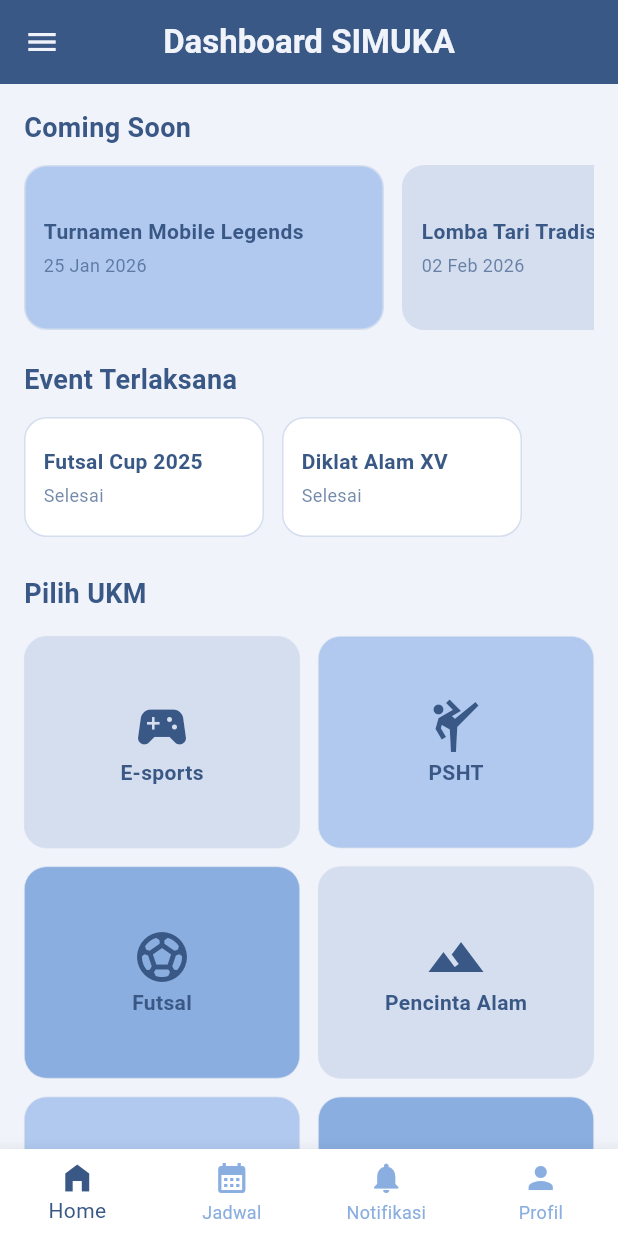
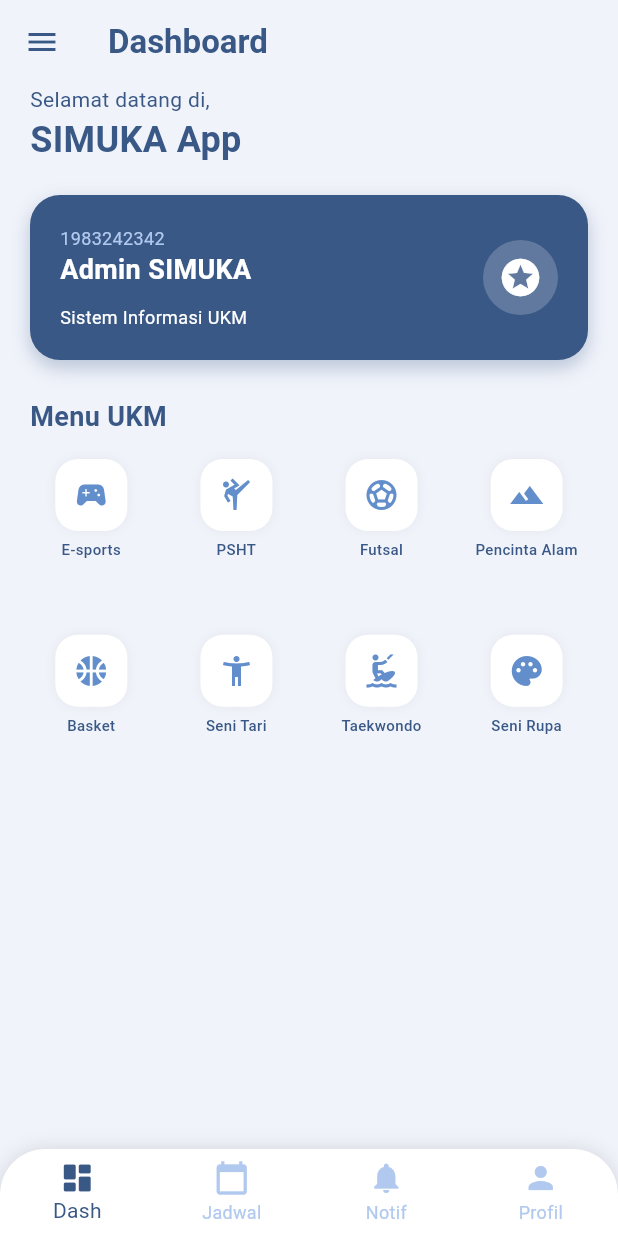
Before and after one commit to DinaMaulidyawati/SIMUKA, a Flutter app: the HomePage screen opened by its route, on a phone screen of 412 x 824 dp. Run offline on Flutter 3.47's test engine with Material 3 defaults, Android fonts, the phone set to English and light mode, and no system bars.

Commit message:
ubah warna homepage

```diff
--- a/lib/presentation/pages/home/home_page.dart
+++ b/lib/presentation/pages/home/home_page.dart
@@ -16,289 +16,109 @@ class _HomePageState extends State<HomePage> {
 
   int _currentIndex = 0;
 
-  // Palet Warna Baru
-  final Color clrBg = const Color(0xFFF0F3FA);
-  final Color clrLightBlue = const Color(0xFFD5DEEF);
-  final Color clrAccentBlue = const Color(0xFFB1C9EF);
-  final Color clrSoftBlue = const Color(0xFF8AAEE0);
-  final Color clrPrimaryBlue = const Color(0xFF628ECB);
-  final Color clrDarkBlue = const Color(0xFF395886);
+  // KONFIGURASI PALET WARNA (Sesuai Gambar Referensi)
+  static const Color colorBackground = Color(0xFFF0F3FA); // Biru Pucat (Latar belakang utama)
+  static const Color colorPrimaryDark = Color(0xFF395886); // Biru Gelap (Teks & Header)
+  static const Color colorPrimaryBlue = Color(0xFF628ECB); // Biru Utama (Tombol/Aksen)
+  static const Color colorSoftBlue = Color(0xFFB1C9EF);    // Biru Muda (Kartu)
+  static const Color colorWhite = Colors.white;
 
   final List<Map<String, dynamic>> daftarUkm = [
-    {'name': 'E-sports', 'icon': Icons.sports_esports, 'color': const Color(0xFFD5DEEF)},
-    {'name': 'PSHT', 'icon': Icons.sports_martial_arts, 'color': const Color(0xFFB1C9EF)},
-    {'name': 'Futsal', 'icon': Icons.sports_soccer, 'color': const Color(0xFF8AAEE0)},
-    {'name': 'Pencinta Alam', 'icon': Icons.terrain, 'color': const Color(0xFFD5DEEF)},
-    {'name': 'Basket', 'icon': Icons.sports_basketball, 'color': const Color(0xFFB1C9EF)},
-    {'name': 'Seni Tari', 'icon': Icons.accessibility_new, 'color': const Color(0xFF8AAEE0)},
-    {'name': 'Taekwondo', 'icon': Icons.kitesurfing, 'color': const Color(0xFFD5DEEF)},
-    {'name': 'Seni Rupa', 'icon': Icons.palette, 'color': const Color(0xFFB1C9EF)},
+    {'name': 'E-sports', 'icon': Icons.sports_esports, 'color': colorWhite},
+    {'name': 'PSHT', 'icon': Icons.sports_martial_arts, 'color': colorWhite},
+    {'name': 'Futsal', 'icon': Icons.sports_soccer, 'color': colorWhite},
+    {'name': 'Pencinta Alam', 'icon': Icons.terrain, 'color': colorWhite},
+    {'name': 'Basket', 'icon': Icons.sports_basketball, 'color': colorWhite},
+    {'name': 'Seni Tari', 'icon': Icons.accessibility_new, 'color': colorWhite},
+    {'name': 'Taekwondo', 'icon': Icons.kitesurfing, 'color': colorWhite},
+    {'name': 'Seni Rupa', 'icon': Icons.palette, 'color': colorWhite},
   ];
 
   @override
   Widget build(BuildContext context) {
-    String title = 'Dashboard SIMUKA';
-    if (_currentIndex == 1) title = 'Jadwal Kegiatan UKM';
-    if (_currentIndex == 2) title = 'Notifikasi';
-    if (_currentIndex == 3) title = 'Profil Pengguna';
-
     return Scaffold(
-      backgroundColor: clrBg,
+      backgroundColor: colorBackground, // Latar belakang abu-biru muda seperti gambar
       appBar: AppBar(
-        title: Text(title, style: TextStyle(color: clrBg, fontWeight: FontWeight.bold)),
-        backgroundColor: clrDarkBlue,
-        centerTitle: true,
+        title: Text(
+          _currentIndex == 0 ? 'Dashboard' : (_currentIndex == 1 ? 'Jadwal' : (_currentIndex == 2 ? 'Notifikasi' : 'Profil')),
+          style: const TextStyle(color: colorPrimaryDark, fontWeight: FontWeight.bold),
+        ),
+        backgroundColor: Colors.transparent, // AppBar transparan agar menyatu dengan latar
         elevation: 0,
-        iconTheme: IconThemeData(color: clrBg),
+        centerTitle: false,
+        iconTheme: const IconThemeData(color: colorPrimaryDark),
       ),
       drawer: _buildDrawer(context),
-
-      bottomNavigationBar: BottomNavigationBar(
-        currentIndex: _currentIndex,
-        onTap: (index) {
-          setState(() {
-            _currentIndex = index;
-          });
-        },
-        type: BottomNavigationBarType.fixed,
-        backgroundColor: Colors.white,
-        selectedItemColor: clrDarkBlue,
-        unselectedItemColor: clrSoftBlue,
-        elevation: 10,
-        items: const [
-          BottomNavigationBarItem(icon: Icon(Icons.home_filled), label: 'Home'),
-          BottomNavigationBarItem(icon: Icon(Icons.calendar_month), label: 'Jadwal'),
-          BottomNavigationBarItem(icon: Icon(Icons.notifications), label: 'Notifikasi'),
-          BottomNavigationBarItem(icon: Icon(Icons.person), label: 'Profil'),
-        ],
-      ),
-
+      bottomNavigationBar: _buildBottomNav(),
       body: _buildCurrentPage(),
     );
   }
 
-  Widget _buildCurrentPage() {
-    switch (_currentIndex) {
-      case 1: return _buildJadwalPage();
-      case 2: return _buildNotifikasiPage();
-      case 3: return _buildProfilPage();
-      default: return _buildDashboardHome();
-    }
-  }
+  // --- 1. DASHBOARD (Sesuai gaya gambar referensi) ---
+  Widget _buildDashboardHome() {
+    return SingleChildScrollView(
+      padding: const EdgeInsets.symmetric(horizontal: 20),
+      child: Column(
+        crossAxisAlignment: CrossAxisAlignment.start,
+        children: [
+          const Text("Selamat datang di,", style: TextStyle(color: colorPrimaryDark, fontSize: 14)),
+          const Text("SIMUKA App", style: TextStyle(color: colorPrimaryDark, fontSize: 24, fontWeight: FontWeight.bold)),
+          const SizedBox(height: 20),
 
-  // --- 1. HALAMAN JADWAL ---
-  Widget _buildJadwalPage() {
-    final List<Map<String, String>> dataJadwal = [
-      {'ukm': 'Futsal', 'jam': '16:00', 'tgl': 'Senin, 19 Jan', 'kegiatan': 'Latihan Rutin'},
-      {'ukm': 'E-sports', 'jam': '19:00', 'tgl': 'Selasa, 20 Jan', 'kegiatan': 'Sparing MLBB'},
-      {'ukm': 'Seni Tari', 'jam': '15:00', 'tgl': 'Rabu, 21 Jan', 'kegiatan': 'Latihan Koreo'},
-    ];
-
-    return ListView.builder(
-      padding: const EdgeInsets.all(16),
-      itemCount: dataJadwal.length,
-      itemBuilder: (context, index) {
-        return Container(
-          margin: const EdgeInsets.only(bottom: 12),
-          padding: const EdgeInsets.all(16),
-          decoration: BoxDecoration(
-            color: Colors.white,
-            borderRadius: BorderRadius.circular(15),
-            border: Border.all(color: clrLightBlue),
-          ),
-          child: Row(
-            children: [
-              Column(
-                children: [
-                  Text(dataJadwal[index]['jam']!, style: TextStyle(fontWeight: FontWeight.bold, color: clrDarkBlue)),
-                  Text("WIB", style: TextStyle(fontSize: 10, color: clrSoftBlue)),
-                ],
-              ),
-              VerticalDivider(width: 30, color: clrLightBlue),
-              Expanded(
-                child: Column(
+          // Card Utama (Mirip card "Agus Rukanda" di gambar)
+          Container(
+            padding: const EdgeInsets.all(20),
+            decoration: BoxDecoration(
+              color: colorPrimaryDark,
+              borderRadius: BorderRadius.circular(20),
+              boxShadow: [BoxShadow(color: colorPrimaryDark.withOpacity(0.3), blurRadius: 10, offset: const Offset(0, 5))],
+            ),
+            child: Row(
+              mainAxisAlignment: MainAxisAlignment.spaceBetween,
+              children: [
+                const Column(
                   crossAxisAlignment: CrossAxisAlignment.start,
                   children: [
-                    Text(dataJadwal[index]['ukm']!, style: TextStyle(color: clrPrimaryBlue, fontWeight: FontWeight.bold, fontSize: 12)),
-                    Text(dataJadwal[index]['kegiatan']!, style: TextStyle(fontWeight: FontWeight.bold, fontSize: 16, color: clrDarkBlue)),
-                    Text(dataJadwal[index]['tgl']!, style: TextStyle(color: clrSoftBlue, fontSize: 12)),
+                    Text("1983242342", style: TextStyle(color: colorSoftBlue, fontSize: 12)),
+                    Text("Admin SIMUKA", style: TextStyle(color: colorWhite, fontSize: 18, fontWeight: FontWeight.bold)),
+                    SizedBox(height: 10),
+                    Text("Sistem Informasi UKM", style: TextStyle(color: colorWhite, fontSize: 12)),
                   ],
                 ),
-              ),
-              Icon(Icons.arrow_forward_ios, size: 14, color: clrLightBlue),
-            ],
-          ),
-        );
-      },
-    );
-  }
-
-  // --- 2. HALAMAN NOTIFIKASI ---
-  Widget _buildNotifikasiPage() {
-    final List<Map<String, dynamic>> listNotif = [
-      {'title': 'Pendaftaran Berhasil', 'msg': 'Selamat! Kamu resmi bergabung di UKM E-sports.', 'time': '2 jam lalu', 'icon': Icons.check_circle, 'color': clrPrimaryBlue},
-      {'title': 'Jadwal Diubah', 'msg': 'Latihan Futsal dimajukan menjadi tanggal 1 Februari 2026', 'time': '5 jam lalu', 'icon': Icons.warning_amber_rounded, 'color': clrDarkBlue},
-      {'title': 'Event Mendatang', 'msg': 'Jangan lewatkan Turnamen MLBB minggu depan!', 'time': '1 hari lalu', 'icon': Icons.event, 'color': clrSoftBlue},
-    ];
-
-    return ListView.builder(
-      padding: const EdgeInsets.all(8),
-      itemCount: listNotif.length,
-      itemBuilder: (context, index) {
-        return Card(
-          elevation: 0,
-          color: Colors.white,
-          margin: const EdgeInsets.symmetric(vertical: 4, horizontal: 8),
-          shape: RoundedRectangleBorder(borderRadius: BorderRadius.circular(12), side: BorderSide(color: clrLightBlue)),
-          child: ListTile(
-            leading: CircleAvatar(
-              backgroundColor: listNotif[index]['color'].withOpacity(0.1),
-              child: Icon(listNotif[index]['icon'], color: listNotif[index]['color']),
-            ),
-            title: Text(listNotif[index]['title'], style: TextStyle(fontWeight: FontWeight.bold, color: clrDarkBlue)),
-            subtitle: Text(listNotif[index]['msg']),
-            trailing: Text(listNotif[index]['time'], style: const TextStyle(fontSize: 10, color: Colors.grey)),
-          ),
-        );
-      },
-    );
-  }
-
-  // --- 3. HALAMAN PROFIL ---
-  Widget _buildProfilPage() {
-    return SingleChildScrollView(
-      child: Column(
-        children: [
-          const SizedBox(height: 30),
-          Center(
-            child: Stack(
-              children: [
-                CircleAvatar(radius: 55, backgroundColor: clrAccentBlue, child: CircleAvatar(radius: 50, backgroundColor: Colors.white, child: Icon(Icons.person, size: 60, color: clrSoftBlue))),
-                Positioned(bottom: 0, right: 0, child: CircleAvatar(radius: 18, backgroundColor: clrDarkBlue, child: const Icon(Icons.edit, size: 16, color: Colors.white))),
+                Container(
+                  padding: const EdgeInsets.all(10),
+                  decoration: BoxDecoration(color: colorWhite.withOpacity(0.2), shape: BoxShape.circle),
+                  child: const Icon(Icons.stars, color: colorWhite, size: 30),
+                )
               ],
             ),
           ),
-          const SizedBox(height: 16),
-          Text("Nama Pengguna", style: TextStyle(fontSize: 22, fontWeight: FontWeight.bold, color: clrDarkBlue)),
-          const Text("20230104001", style: TextStyle(color: Colors.grey)),
+
           const SizedBox(height: 25),
-          _buildProfilTile(Icons.email_outlined, "Email", "user@simuka.id"),
-          _buildProfilTile(Icons.phone_android, "No. Telepon", "0812-3456-7890"),
-          _buildProfilTile(Icons.school_outlined, "Program Studi", "Teknik Informatika"),
-          _buildProfilTile(Icons.verified_user_outlined, "Status Akun", "Aktif"),
-          const SizedBox(height: 20),
-          Padding(
-            padding: const EdgeInsets.symmetric(horizontal: 20),
-            child: SizedBox(
-              width: double.infinity,
-              child: ElevatedButton(
-                onPressed: () {},
-                style: ElevatedButton.styleFrom(backgroundColor: clrPrimaryBlue, foregroundColor: Colors.white, shape: RoundedRectangleBorder(borderRadius: BorderRadius.circular(12))),
-                child: const Text("Edit Informasi Profil", style: TextStyle(fontWeight: FontWeight.bold)),
-              ),
-            ),
-          ),
-        ],
-      ),
-    );
-  }
+          const Text("Menu UKM", style: TextStyle(color: colorPrimaryDark, fontSize: 18, fontWeight: FontWeight.bold)),
+          const SizedBox(height: 15),
 
-  Widget _buildProfilTile(IconData icon, String title, String value) {
-    return ListTile(
-      leading: Icon(icon, color: clrPrimaryBlue),
-      title: Text(title, style: const TextStyle(fontSize: 12, color: Colors.grey)),
-      subtitle: Text(value, style: TextStyle(fontSize: 16, fontWeight: FontWeight.w500, color: clrDarkBlue)),
-    );
-  }
-
-  // --- 4. DASHBOARD ---
-  Widget _buildDashboardHome() {
-    return SingleChildScrollView(
-      padding: const EdgeInsets.all(16),
-      child: Column(
-        crossAxisAlignment: CrossAxisAlignment.start,
-        children: [
-          Text('Coming Soon ', style: TextStyle(fontSize: 18, fontWeight: FontWeight.bold, color: clrDarkBlue)),
-          const SizedBox(height: 12),
-          SizedBox(
-            height: 110,
-            child: ListView(
-              scrollDirection: Axis.horizontal,
-              children: [
-                _buildEventCard("Turnamen Mobile Legends", "25 Jan 2026", clrAccentBlue, true),
-                _buildEventCard("Lomba Tari Tradisional", "02 Feb 2026", clrLightBlue, true),
-              ],
-            ),
-          ),
-          const SizedBox(height: 20),
-          Text('Event Terlaksana ', style: TextStyle(fontSize: 18, fontWeight: FontWeight.bold, color: clrDarkBlue)),
-          const SizedBox(height: 12),
-          SizedBox(
-            height: 80,
-            child: ListView(
-              scrollDirection: Axis.horizontal,
-              children: [
-                _buildEventCard("Futsal Cup 2025", "Selesai", Colors.white, false),
-                _buildEventCard("Diklat Alam XV", "Selesai", Colors.white, false),
-              ],
-            ),
-          ),
-          const SizedBox(height: 25),
-          Text('Pilih UKM', style: TextStyle(fontSize: 18, fontWeight: FontWeight.bold, color: clrDarkBlue)),
-          const SizedBox(height: 15),
           GridView.builder(
             shrinkWrap: true,
             physics: const NeverScrollableScrollPhysics(),
             gridDelegate: const SliverGridDelegateWithFixedCrossAxisCount(
-              crossAxisCount: 2, crossAxisSpacing: 12, mainAxisSpacing: 12, childAspectRatio: 1.3),
+              crossAxisCount: 4, mainAxisSpacing: 15, crossAxisSpacing: 15, childAspectRatio: 0.8),
             itemCount: daftarUkm.length,
             itemBuilder: (context, index) {
-              String ukmName = daftarUkm[index]['name'];
-              Color ukmColor = daftarUkm[index]['color'];
-              bool hasEvent = AppState.ukmEventStatus[ukmName] ?? false;
-
-              return InkWell(
-                onTap: () async {
-                  await Navigator.push(
-                    context,
-                    MaterialPageRoute(
-                      builder: (context) => KegiatanPage(
-                        ukmName: ukmName,
-                        themeColor: ukmColor,
-                      ),
+              return Column(
+                children: [
+                  Container(
+                    padding: const EdgeInsets.all(12),
+                    decoration: BoxDecoration(
+                      color: colorWhite,
+                      borderRadius: BorderRadius.circular(15),
+                      boxShadow: [BoxShadow(color: Colors.black.withOpacity(0.05), blurRadius: 5)],
                     ),
-                  );
-                  refresh();
-                },
-                child: Container(
-                  decoration: BoxDecoration(
-                    color: ukmColor,
-                    borderRadius: BorderRadius.circular(15),
-                    border: Border.all(color: clrLightBlue, width: 0.5),
+                    child: Icon(daftarUkm[index]['icon'], color: colorPrimaryBlue),
                   ),
-                  child: Stack(
-                    children: [
-                      Center(
-                        child: Column(
-                          mainAxisAlignment: MainAxisAlignment.center,
-                          children: [
-                            Icon(daftarUkm[index]['icon'], size: 40, color: clrDarkBlue),
-                            Text(ukmName, style: TextStyle(fontWeight: FontWeight.bold, color: clrDarkBlue)),
-                          ],
-                        ),
-                      ),
-                      if (hasEvent)
-                        Positioned(
-                          top: 10, right: 10,
-                          child: Container(
-                            padding: const EdgeInsets.symmetric(horizontal: 8, vertical: 4),
-                            decoration: BoxDecoration(color: Colors.redAccent, borderRadius: BorderRadius.circular(8)),
-                            child: const Text('EVENT!', style: TextStyle(color: Colors.white, fontSize: 10, fontWeight: FontWeight.bold)),
-                          ),
-                        ),
-                    ],
-                  ),
-                ),
+                  const SizedBox(height: 5),
+                  Text(daftarUkm[index]['name'], textAlign: TextAlign.center, style: const TextStyle(fontSize: 10, color: colorPrimaryDark, fontWeight: FontWeight.w500)),
+                ],
               );
             },
           ),
@@ -307,66 +127,108 @@ class _HomePageState extends State<HomePage> {
     );
   }
 
-  Widget _buildEventCard(String title, String status, Color color, bool isBig) {
-    return Container(
-      width: isBig ? 240 : 160,
-      margin: const EdgeInsets.only(right: 12),
-      padding: const EdgeInsets.all(12),
-      decoration: BoxDecoration(
-        color: color,
-        borderRadius: BorderRadius.circular(15),
-        border: Border.all(color: clrLightBlue),
-      ),
+  // --- 2. HALAMAN PROFIL (Mirip gaya gambar) ---
+  Widget _buildProfilPage() {
+    return SingleChildScrollView(
       child: Column(
-        crossAxisAlignment: CrossAxisAlignment.start,
-        mainAxisAlignment: MainAxisAlignment.center,
         children: [
-          Text(title, style: TextStyle(fontWeight: FontWeight.bold, fontSize: 14, color: clrDarkBlue)),
-          const SizedBox(height: 4),
-          Text(status, style: TextStyle(color: clrDarkBlue.withOpacity(0.7), fontSize: 12)),
+          const SizedBox(height: 20),
+          const CircleAvatar(
+            radius: 50,
+            backgroundColor: colorSoftBlue,
+            child: Icon(Icons.person, size: 50, color: colorWhite),
+          ),
+          const SizedBox(height: 15),
+          const Text("User Account", style: TextStyle(color: colorPrimaryDark, fontSize: 20, fontWeight: FontWeight.bold)),
+          const SizedBox(height: 30),
+
+          _buildProfileTile(Icons.email, "Email", "user@simuka.id"),
+          _buildProfileTile(Icons.phone, "Telepon", "0812-XXXX-XXXX"),
+
+          const SizedBox(height: 30),
+          Padding(
+            padding: const EdgeInsets.symmetric(horizontal: 30),
+            child: ElevatedButton(
+              onPressed: () {},
+              style: ElevatedButton.styleFrom(
+                backgroundColor: colorPrimaryBlue,
+                minimumSize: const Size(double.infinity, 50),
+                shape: RoundedRectangleBorder(borderRadius: BorderRadius.circular(15)),
+              ),
+              child: const Text("Simpan Perubahan", style: TextStyle(color: colorWhite)),
+            ),
+          )
         ],
       ),
     );
   }
 
-  // --- DRAWER ---
+  Widget _buildProfileTile(IconData icon, String title, String value) {
+    return Container(
+      margin: const EdgeInsets.symmetric(horizontal: 20, vertical: 8),
+      padding: const EdgeInsets.all(15),
+      decoration: BoxDecoration(color: colorWhite, borderRadius: BorderRadius.circular(15)),
+      child: Row(
+        children: [
+          Icon(icon, color: colorPrimaryBlue),
+          const SizedBox(width: 15),
+          Column(
+            crossAxisAlignment: CrossAxisAlignment.start,
+            children: [
+              Text(title, style: const TextStyle(color: Colors.grey, fontSize: 12)),
+              Text(value, style: const TextStyle(color: colorPrimaryDark, fontWeight: FontWeight.bold)),
+            ],
+          )
+        ],
+      ),
+    );
+  }
+
+  // --- NAVIGATION & DRAWER ---
+  Widget _buildBottomNav() {
+    return Container(
+      decoration: const BoxDecoration(
+        borderRadius: BorderRadius.only(topLeft: Radius.circular(30), topRight: Radius.circular(30)),
+        boxShadow: [BoxShadow(color: Colors.black12, blurRadius: 10)],
+      ),
+      child: ClipRRect(
+        borderRadius: const BorderRadius.only(topLeft: Radius.circular(30), topRight: Radius.circular(30)),
+        child: BottomNavigationBar(
+          currentIndex: _currentIndex,
+          onTap: (i) => setState(() => _currentIndex = i),
+          selectedItemColor: colorPrimaryDark,
+          unselectedItemColor: colorSoftBlue,
+          backgroundColor: colorWhite,
+          type: BottomNavigationBarType.fixed,
+          items: const [
+            BottomNavigationBarItem(icon: Icon(Icons.dashboard_rounded), label: "Dash"),
+            BottomNavigationBarItem(icon: Icon(Icons.calendar_today), label: "Jadwal"),
+            BottomNavigationBarItem(icon: Icon(Icons.notifications), label: "Notif"),
+            BottomNavigationBarItem(icon: Icon(Icons.person), label: "Profil"),
+          ],
+        ),
+      ),
+    );
+  }
+
+  Widget _buildCurrentPage() {
+    if (_currentIndex == 3) return _buildProfilPage();
+    return _buildDashboardHome(); // Sederhanakan switch untuk contoh ini
+  }
+
   Widget _buildDrawer(BuildContext context) {
     return Drawer(
-      backgroundColor: clrBg,
-      child: Column(children: [
-        UserAccountsDrawerHeader(
-          decoration: BoxDecoration(color: clrDarkBlue),
-          accountName: Text('Admin UKM', style: TextStyle(color: clrBg)),
-          accountEmail: Text('admin@simuka.id', style: TextStyle(color: clrBg)),
-          currentAccountPicture: CircleAvatar(backgroundColor: clrBg, child: Icon(Icons.person, color: clrDarkBlue)),
-        ),
-        ListTile(
-          leading: Icon(Icons.settings, color: clrDarkBlue),
-          title: Text('Pengaturan', style: TextStyle(color: clrDarkBlue)),
-          onTap: () {
-            Navigator.pop(context);
-            Navigator.push(context, MaterialPageRoute(builder: (context) => const PengaturanPage()));
-          }
-        ),
-        ListTile(
-          leading: Icon(Icons.info_outline, color: clrDarkBlue),
-          title: Text('Tentang Aplikasi', style: TextStyle(color: clrDarkBlue)),
-          onTap: () {
-            Navigator.pop(context);
-            // ... dialog code ...
-          }
-        ),
-        const Spacer(),
-        const Divider(),
-        ListTile(
-          leading: const Icon(Icons.logout, color: Colors.red),
-          title: const Text('Log Out', style: TextStyle(color: Colors.red, fontWeight: FontWeight.bold)),
-          onTap: () {
-            // ... logout code ...
-          }
-        ),
-        const SizedBox(height: 20),
-      ]),
+      backgroundColor: colorBackground,
+      child: Column(
+        children: [
+          const UserAccountsDrawerHeader(
+            decoration: BoxDecoration(color: colorPrimaryDark),
+            accountName: Text("SIMUKA Admin"),
+            accountEmail: Text("admin@simuka.id"),
+          ),
+          ListTile(leading: const Icon(Icons.settings, color: colorPrimaryDark), title: const Text("Pengaturan"), onTap: () {}),
+        ],
+      ),
     );
   }
 }
```
